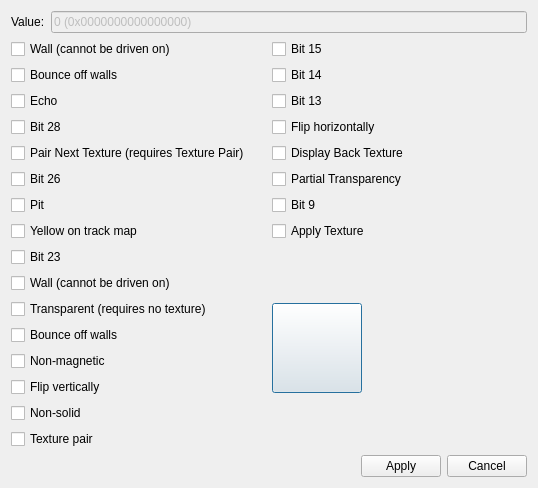
Above: TrackEditor/EditSurfaceDialog.ui from Zizin13/Roller before the change. Below: the same form after it.
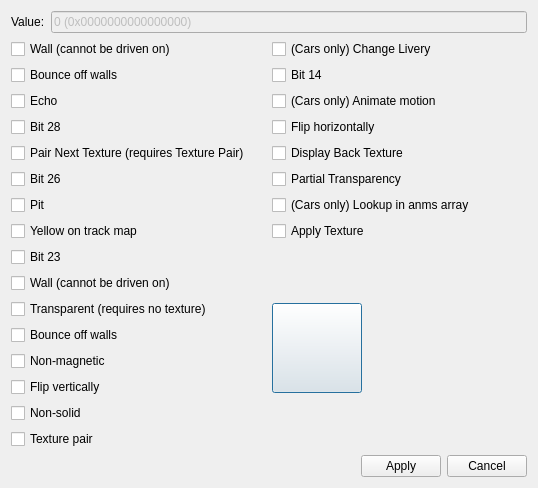
That is the form after the change.

Commit message: adding newly discovered surface flags

What changed in the file:
```diff
--- a/TrackEditor/EditSurfaceDialog.ui
+++ b/TrackEditor/EditSurfaceDialog.ui
@@ -92,7 +92,7 @@
      <item row="0" column="1">
       <widget class="QCheckBox" name="ck15">
        <property name="text">
-        <string>Bit 15</string>
+        <string>(Cars only) Change Livery</string>
        </property>
       </widget>
      </item>
@@ -127,7 +127,7 @@
      <item row="7" column="1">
       <widget class="QCheckBox" name="ck9">
        <property name="text">
-        <string>Bit 9</string>
+        <string>(Cars only) Lookup in anms array</string>
        </property>
       </widget>
      </item>
@@ -233,7 +233,7 @@
      <item row="3" column="1">
       <widget class="QCheckBox" name="ck13">
        <property name="text">
-        <string>Bit 13</string>
+        <string>(Cars only) Animate motion</string>
        </property>
       </widget>
      </item>
```
Left out of the diff: 6 changed lines with no effect on the pictures. The commit also changes 4 other files.
